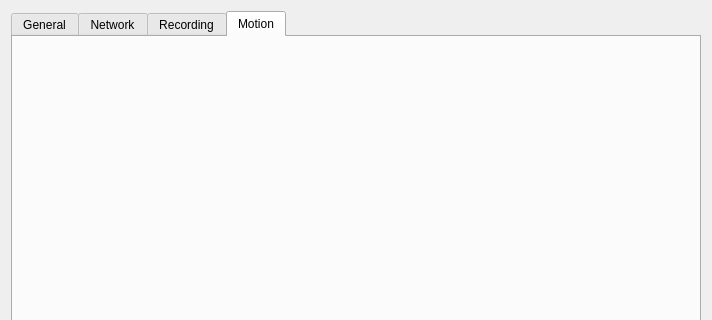
Qt form client/src/ui/widgets/single_camera_settings_widget.ui (networkoptix/nx_open) before a commit; both pictures show x 0 to 712 and y 0 to 320 of the 712 by 559 pixel window.
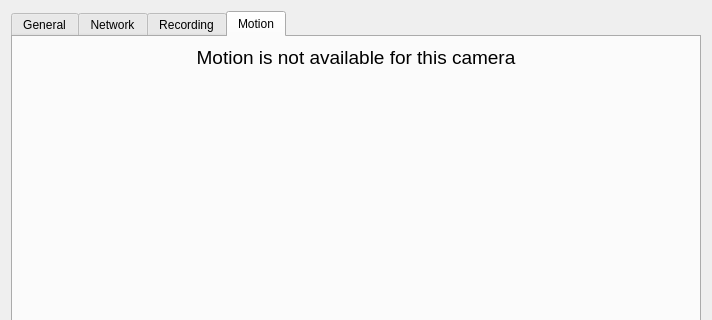
The same form after that commit. The open tabs and pages were chosen to show the change. Custom widgets are drawn as their Qt base class.

Commit message:
UI: motion form minor
<==== Mercurial data ====>
Branch: master

What changed in the file:
```diff
--- a/client/src/ui/widgets/single_camera_settings_widget.ui
+++ b/client/src/ui/widgets/single_camera_settings_widget.ui
@@ -197,7 +197,22 @@
       <attribute name="title">
        <string>Motion</string>
       </attribute>
-      <layout class="QVBoxLayout" name="verticalLayout_7" stretch="1,0">
+      <layout class="QVBoxLayout" name="verticalLayout_7" stretch="0,1,0">
+       <item>
+        <widget class="QLabel" name="motionEnableLabel">
+         <property name="font">
+          <font>
+           <pointsize>14</pointsize>
+          </font>
+         </property>
+         <property name="text">
+          <string>Motion is not available for this camera</string>
+         </property>
+         <property name="alignment">
+          <set>Qt::AlignCenter</set>
+         </property>
+        </widget>
+       </item>
        <item>
         <widget class="QWidget" name="motionWidget" native="true"/>
        </item>
```
Left out of the diff: 2 changed lines with no effect on the pictures. The commit also changes 1 other file.
